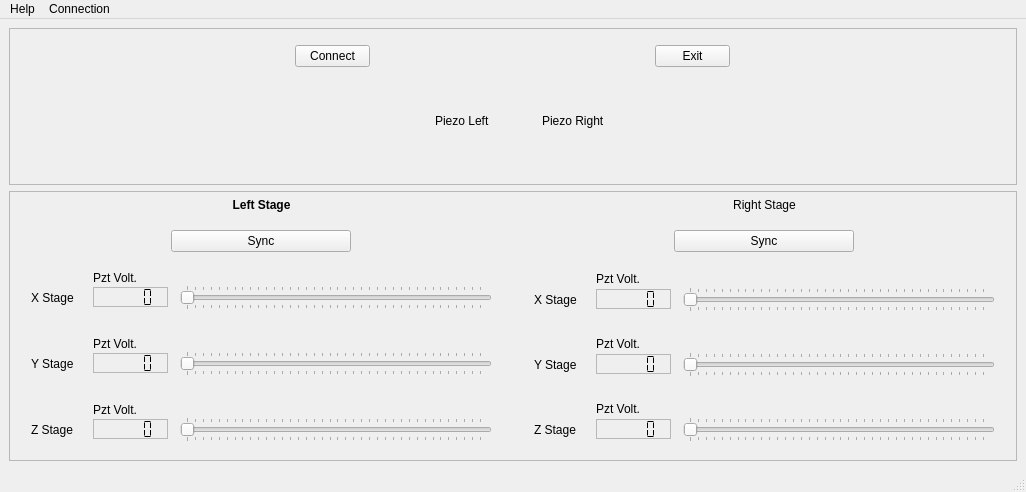
Old version of the form pyPiezoControl/UI/PiezoControl.ui in the repository gregmoille/InstrumentControl.
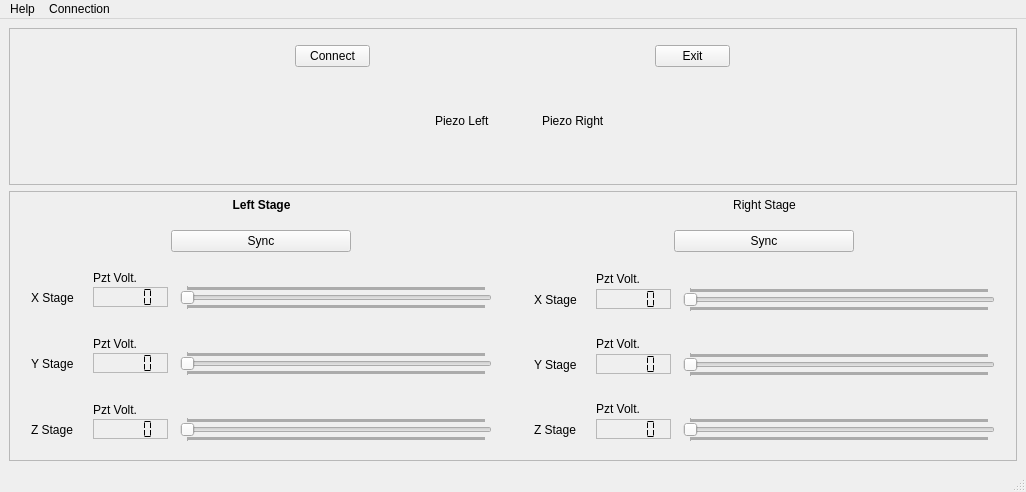
New version of the form. Icons and pictures are not drawn.

Diff of the .ui file:
```diff
--- a/pyPiezoControl/UI/PiezoControl.ui
+++ b/pyPiezoControl/UI/PiezoControl.ui
@@ -1759,7 +1759,7 @@
                    </size>
                   </property>
                   <property name="maximum">
-                   <number>7500</number>
+                   <number>75001</number>
                   </property>
                   <property name="orientation">
                    <enum>Qt::Horizontal</enum>
@@ -1896,7 +1896,7 @@
                    </size>
                   </property>
                   <property name="maximum">
-                   <number>7500</number>
+                   <number>75001</number>
                   </property>
                   <property name="orientation">
                    <enum>Qt::Horizontal</enum>
@@ -2033,7 +2033,7 @@
                    </size>
                   </property>
                   <property name="maximum">
-                   <number>7500</number>
+                   <number>75001</number>
                   </property>
                   <property name="orientation">
                    <enum>Qt::Horizontal</enum>
@@ -2292,7 +2292,7 @@
                    </size>
                   </property>
                   <property name="maximum">
-                   <number>7500</number>
+                   <number>75001</number>
                   </property>
                   <property name="orientation">
                    <enum>Qt::Horizontal</enum>
@@ -2423,7 +2423,7 @@
                    </size>
                   </property>
                   <property name="maximum">
-                   <number>7500</number>
+                   <number>75001</number>
                   </property>
                   <property name="orientation">
                    <enum>Qt::Horizontal</enum>
@@ -2560,7 +2560,7 @@
                    </size>
                   </property>
                   <property name="maximum">
-                   <number>7500</number>
+                   <number>75001</number>
                   </property>
                   <property name="orientation">
                    <enum>Qt::Horizontal</enum>
```
Left out of the diff: 2 changed lines with no effect on the pictures.
